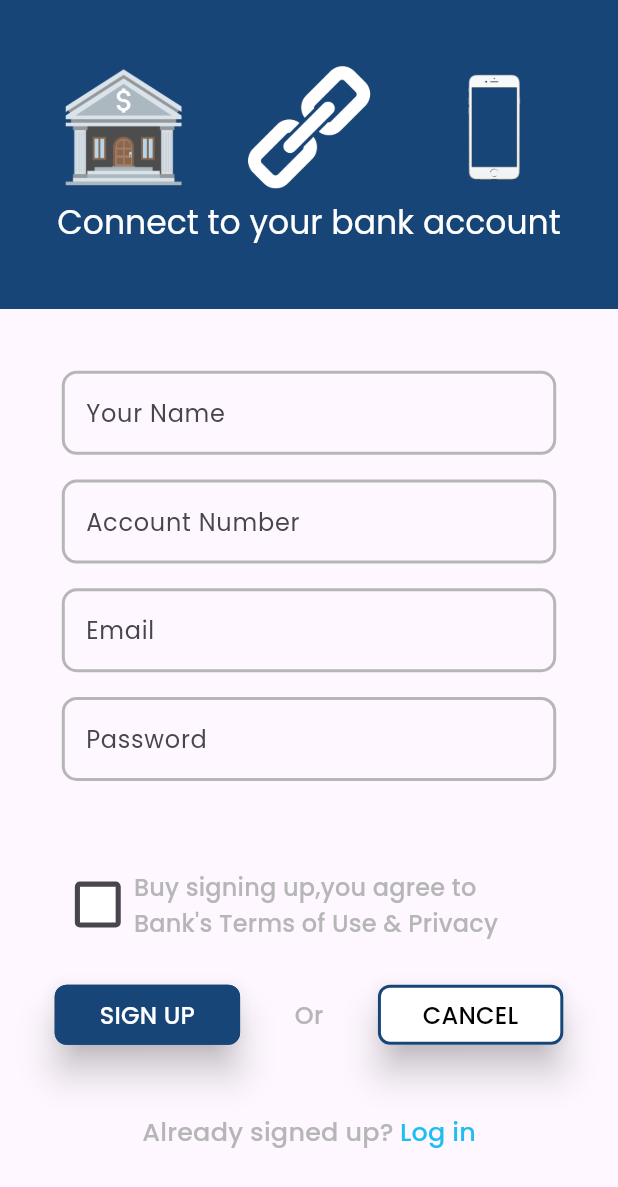
After one commit to shayansaeed123/banking, a Flutter app: the screen it shows after launch, after a tap on "Sign Up", on a phone screen of 412 x 824 dp. The commit adds this screen. Shown: the top 1187 px of the screen. Run offline on Flutter 3.47's test engine with Material 3 defaults, Android fonts, the phone set to English and light mode, and no system bars; our stand-ins replace google_fonts.

Commit message:
signup
signup

```diff
--- a/lib/main.dart
+++ b/lib/main.dart
@@ -1,4 +1,5 @@
 import 'package:banking/views/login_screen.dart';
+import 'package:banking/views/sign_up_screen.dart';
 import 'package:flutter/material.dart';
 import 'package:google_fonts/google_fonts.dart';
 void main() {
--- a/lib/repo/colors.dart
+++ b/lib/repo/colors.dart
@@ -4,9 +4,11 @@ import 'package:flutter/material.dart';
 class AppColors{
   static const  mainColor = Color(0xFF184577);
   static const heading1 = Color(0xFFffffff);
+  static const whiteButtonColor = Color(0xFFffffff);
   static const textColor = Color(0xFFffffff);
   static const borderColor = Color(0xFFb6b6b7);
   static const enableBorder = Color(0xFF184577);
   static const buttonColor = Color(0xFF184577);
   static const textColor2 = Color(0xFF1ebef0);
+  static const buttonTextColor = Color(0xFF000000);
 }
--- a/lib/repo/widgets/button.dart
+++ b/lib/repo/widgets/button.dart
@@ -2,25 +2,29 @@ import 'package:banking/repo/colors.dart';
 import 'package:flutter/material.dart';
 
 class ButtonWidget extends StatelessWidget {
-  ButtonWidget({super.key, required this.onTap,required this.text});
+  ButtonWidget({super.key, required this.onTap,required this.text,required this.btnWidth, this.color = AppColors.buttonColor, this.buttonSideColor = AppColors.buttonColor, this.buttonTextColor = AppColors.buttonTextColor});
 
   String text;
   final VoidCallback onTap;
+  double btnWidth;
+  Color color;
+  Color buttonSideColor;
+  Color buttonTextColor;
   @override
   Widget build(BuildContext context) {
     final width = MediaQuery.of(context).size.width * 1;
     final height = MediaQuery.of(context).size.height * 1;
     return Container(
-      width: width*0.3,
+      width: btnWidth,
       decoration: BoxDecoration(borderRadius: BorderRadius.circular(10)),
       child: ElevatedButton(
           onPressed: onTap,
-          style: ButtonStyle(backgroundColor: MaterialStateColor.resolveWith((states) => AppColors.buttonColor),
+          style: ButtonStyle(backgroundColor: MaterialStateColor.resolveWith((states) => color),
             elevation: MaterialStateProperty.all(10),
           // padding: MaterialStateProperty.all( EdgeInsets.all(7)),
-          shape: MaterialStateProperty.all<RoundedRectangleBorder>(RoundedRectangleBorder(borderRadius: BorderRadius.circular(8)))
+          shape: MaterialStateProperty.all<RoundedRectangleBorder>(RoundedRectangleBorder(borderRadius: BorderRadius.circular(8),side: BorderSide(color: buttonSideColor,width: 2)))
           ),
-          child: Text(text,style: Theme.of(context).textTheme.titleMedium!.copyWith(color: AppColors.textColor),textAlign: TextAlign.center),
+          child: Text(text,style: Theme.of(context).textTheme.titleMedium!.copyWith(color: buttonTextColor),textAlign: TextAlign.center),
       ),
     );
   }
--- a/lib/views/login_screen.dart
+++ b/lib/views/login_screen.dart
@@ -1,6 +1,7 @@
 import 'package:banking/repo/colors.dart';
 import 'package:banking/repo/widgets/button.dart';
 import 'package:banking/repo/widgets/text_field.dart';
+import 'package:banking/views/sign_up_screen.dart';
 import 'package:flutter/material.dart';
 
 import '../repo/colors.dart';
@@ -63,7 +64,10 @@ class _LoginScreenState extends State<LoginScreen> {
                     textAlign: TextAlign.center,
                   ),
                   SizedBox(height: height*0.02,),
-                  ButtonWidget(onTap: (){}, text: 'Login'),
+                  ButtonWidget(
+                      btnWidth: width*0.3,
+                      buttonTextColor: AppColors.textColor,
+                      onTap: (){}, text: 'LOG IN'),
                   SizedBox(height: height*0.05,),
                   Text("Forgot password?",style: Theme.of(context).textTheme.titleMedium!.copyWith(color: AppColors.textColor2,
                       fontSize: 17),
@@ -74,7 +78,11 @@ class _LoginScreenState extends State<LoginScreen> {
                     children: [
                       Text('New to Bank Apps',style: Theme.of(context).textTheme.titleMedium!.copyWith(color: AppColors.borderColor,fontSize: 17),),
                       SizedBox(width: width*0.02,),
-                      Text("Sign Up",style: Theme.of(context).textTheme.titleMedium!.copyWith(color: AppColors.textColor2, fontSize: 17),),
+                      InkWell(
+                          onTap: (){
+                            Navigator.push(context, MaterialPageRoute(builder: (context) => SignUpScreen(),));
+                          },
+                          child: Text("Sign Up",style: Theme.of(context).textTheme.titleMedium!.copyWith(color: AppColors.textColor2, fontSize: 17),)),
                     ],
                   )
                 ],
--- /dev/null
+++ b/lib/views/sign_up_screen.dart
@@ -0,0 +1,174 @@
+import 'package:banking/views/login_screen.dart';
+import 'package:flutter/material.dart';
+
+import '../repo/colors.dart';
+import '../repo/widgets/button.dart';
+import '../repo/widgets/text_field.dart';
+
+class SignUpScreen extends StatefulWidget {
+  const SignUpScreen({super.key});
+
+  @override
+  State<SignUpScreen> createState() => _SignUpScreenState();
+}
+
+class _SignUpScreenState extends State<SignUpScreen> {
+  final name = TextEditingController();
+  final email = TextEditingController();
+  final account = TextEditingController();
+  final pass = TextEditingController();
+  bool isChecked = false;
+  @override
+  Widget build(BuildContext context) {
+    final width = MediaQuery.of(context).size.width * 1;
+    final height = MediaQuery.of(context).size.height * 1;
+
+    Color getColor(Set<MaterialState> states) {
+      const Set<MaterialState> interactiveStates = <MaterialState>{
+        MaterialState.pressed,
+        MaterialState.hovered,
+        MaterialState.focused,
+      };
+      if (states.any(interactiveStates.contains)) {
+        return Colors.blue;
+      }
+      return Colors.white;
+    }
+    return Scaffold(
+      body: SafeArea(
+        child: Column(
+          children: [
+            Container(
+              height: height * 0.25,
+              width: width,
+              decoration: BoxDecoration(
+                  color: AppColors.mainColor
+              ),
+              child: Column(
+                crossAxisAlignment: CrossAxisAlignment.center,
+                mainAxisAlignment: MainAxisAlignment.center,
+                children: [
+                  Row(
+                    mainAxisAlignment: MainAxisAlignment.spaceEvenly,
+                    children: [
+                      Image.asset('assets/images/image2.png', height: height*0.1,width: width*0.2,),
+                      Image.asset('assets/images/image4.jpg', height: height*0.1,width: width*0.2,),
+                      Image.asset('assets/images/image3.png', height: height*0.1,width: width*0.2,),
+                    ],
+                  ),
+                  SizedBox(height: height*0.01,),
+                  Text('Connect to your bank account',style: Theme.of(context).textTheme.titleLarge!.copyWith(color: AppColors.heading1),)
+                ],
+              ),
+            ),
+            Container(
+              height: height*0.75,
+              width: width,
+              child: Column(
+                children: [
+                  SizedBox(height: height*0.05,),
+                  TextFiledWidget(
+                    controller: name,
+                    obscure: false,
+                    obscureChara: '1',
+                    textHint: 'Your Name',
+                    textInputType: TextInputType.text,
+                    textAlign: TextAlign.start,
+                  ),
+                  SizedBox(height: height*0.02,),
+                  TextFiledWidget(
+                    controller: account,
+                    obscure: false,
+                    obscureChara: '1',
+                    textHint: 'Account Number',
+                    textInputType: TextInputType.number,
+                    textAlign: TextAlign.start,
+                  ),
+                  SizedBox(height: height*0.02,),
+                  TextFiledWidget(
+                    controller: email,
+                    obscure: false,
+                    obscureChara: '1',
+                    textHint: 'Email',
+                    textInputType: TextInputType.emailAddress,
+                    textAlign: TextAlign.start,
+                  ),
+                  SizedBox(height: height*0.02,),
+                  TextFiledWidget(
+                    controller: pass,
+                    obscure: true,
+                    obscureChara: '*',
+                    textHint: 'Password',
+                    textInputType: TextInputType.text,
+                    textAlign: TextAlign.start,
+                  ),
+                  SizedBox(height: height*0.06,),
+                  Container(
+                    width: width*0.8,
+                    height: height*0.08,
+                    child: Row(
+                      mainAxisAlignment: MainAxisAlignment.spaceEvenly,
+                      children: [
+                        Transform.scale(
+                          scale: 1.7,
+                          child: Checkbox(
+                            checkColor: Colors.blue,
+                            fillColor: MaterialStateProperty.resolveWith(getColor),
+                            value: isChecked,
+                            onChanged: (bool? value) {
+                              setState(() {
+                                isChecked = value!;
+                              });
+                            },
+                          ),
+                        ),
+                        Flexible(
+                          child: Text("Buy signing up,you agree to Bank's Terms of Use & Privacy Policy",
+                            maxLines: 2,
+                            overflow: TextOverflow.visible,
+                            style: Theme.of(context).textTheme.titleMedium!.copyWith(color: AppColors.borderColor,fontSize: 16),),
+                        ),
+                      ],
+                    )
+                  ),
+                  SizedBox(height: height*0.02,),
+                  Row(
+                    mainAxisAlignment: MainAxisAlignment.spaceEvenly,
+                    children: [
+                      ButtonWidget(
+                          btnWidth: width*0.3,
+                          buttonTextColor: AppColors.textColor,
+                          onTap: (){}, text: 'SIGN UP'),
+                      Text("Or", style: Theme.of(context).textTheme.titleMedium!.copyWith(color: AppColors.borderColor,fontSize: 16),),
+                      ButtonWidget(onTap: (){
+                        Navigator.pop(context);
+                      },
+                          btnWidth: width*0.3,
+                          color: AppColors.whiteButtonColor,
+                          buttonSideColor: AppColors.buttonColor,
+                          buttonTextColor: AppColors.buttonTextColor,
+                          text: 'CANCEL')
+                    ],
+                  ),
+                  SizedBox(height: height*0.05,),
+                  Row(
+                    mainAxisAlignment: MainAxisAlignment.center,
+                    children: [
+                      Text('Already signed up?',style: Theme.of(context).textTheme.titleMedium!.copyWith(color: AppColors.borderColor,fontSize: 17),),
+                      SizedBox(width: width*0.01,),
+                      InkWell(
+                          onTap: (){
+                            Navigator.push(context, MaterialPageRoute(builder: (context) => LoginScreen(),));
+                          },
+                          child: Text("Log in",style: Theme.of(context).textTheme.titleMedium!.copyWith(color: AppColors.textColor2, fontSize: 17),)),
+                    ],
+                  )
+                ],
+              ),
+            )
+          ],
+        ),
+      ),
+    );
+  }
+}
```
Also changed, not shown: assets/images/image3.png (added), assets/images/image4.jpg (added).
